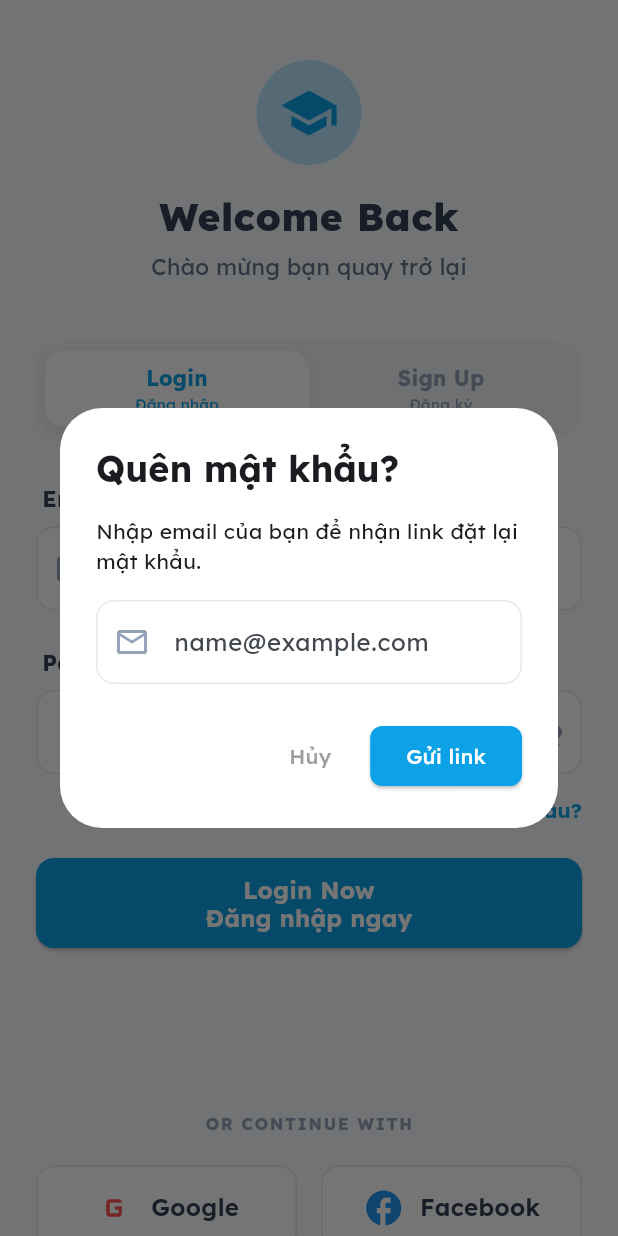
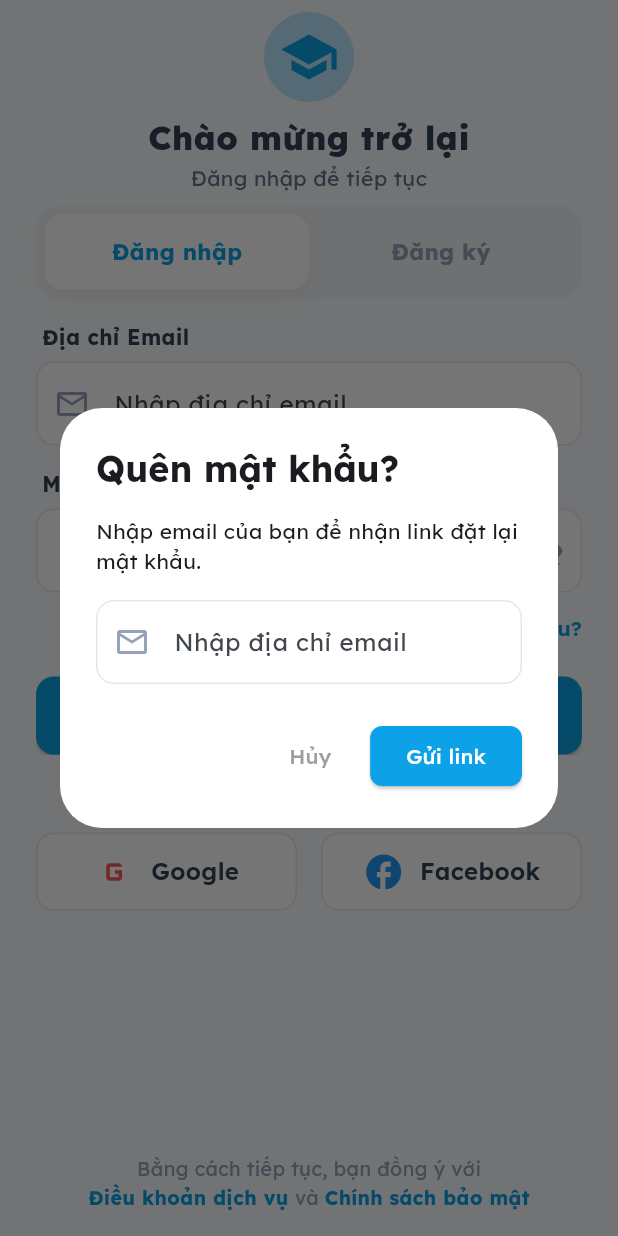
Before and after one commit to minhnhat-1504/VitaminC_App, a Flutter app: the screen it shows after launch, after a tap on "Quên mật khẩu?", on a phone screen of 412 x 824 dp. Run offline on Flutter 3.47's test engine with Material 3 defaults, Android fonts, the phone set to English and light mode, and no system bars; our stand-ins replace cloud_firestore, connectivity_plus, equatable, file_picker, firebase_auth, firebase_core and 22 more; missing offline and left inert: excel, flutter_facebook_auth, google_mlkit_text_recognition; accounts and stored records are empty.

Commit message:
ui: đồng nhất tiếng Việt và tối ưu bố cục màn hình đăng nhập, đăng ký

```diff
--- a/lib/features/auth/presentation/screens/login_screen.dart
+++ b/lib/features/auth/presentation/screens/login_screen.dart
@@ -2,7 +2,6 @@ import 'package:flutter/material.dart';
 import 'package:flutter_riverpod/flutter_riverpod.dart';
 import 'package:go_router/go_router.dart';
 import '../../../../core/constants/app_colors.dart';
-import '../../../../core/shared_widgets/custom_label.dart';
 import '../../../../core/shared_widgets/custom_text_field.dart';
 import '../providers/auth_provider.dart';
 import '../widgets/auth_tab_switcher.dart';
@@ -113,7 +112,7 @@ class _LoginScreenState extends ConsumerState<LoginScreen> {
                   const SizedBox(height: 16),
                   CustomTextField(
                     controller: resetEmailController,
-                    hintText: 'name@example.com',
+                    hintText: 'Nhập địa chỉ email',
                     prefixIcon: Icons.email_outlined,
                     keyboardType: TextInputType.emailAddress,
                   ),
@@ -181,8 +180,10 @@ class _LoginScreenState extends ConsumerState<LoginScreen> {
             ? const Center(
                 child: CircularProgressIndicator(color: AppColors.primary),
               )
-            : SingleChildScrollView(
+            : CustomScrollView(
                 physics: const ClampingScrollPhysics(),
+                slivers: [
+                  SliverToBoxAdapter(
                     child: Column(
                       children: [
                         _buildHeader(),
@@ -195,59 +196,47 @@ class _LoginScreenState extends ConsumerState<LoginScreen> {
                                 onTabChanged: () =>
                                     setState(() => isLogin = !isLogin),
                               ),
-                          const SizedBox(height: 32),
-
-                          Stack(
+                              const SizedBox(height: 16),
+                              AnimatedCrossFade(
+                                duration: const Duration(milliseconds: 300),
+                                crossFadeState: isLogin
+                                    ? CrossFadeState.showFirst
+                                    : CrossFadeState.showSecond,
                                 alignment: Alignment.topCenter,
-                            children: [
-                              // Giữ khung layout ổn định
-                              Opacity(
-                                opacity: 0,
-                                child: IgnorePointer(child: _buildLoginForm()),
-                              ),
-
-                              // FORM LOGIN
-                              AnimatedOpacity(
-                                duration: const Duration(milliseconds: 250),
-                                opacity: isLogin ? 1.0 : 0.0,
-                                child: IgnorePointer(
-                                  ignoring: !isLogin,
-                                  child: _buildLoginForm(),
-                                ),
-                              ),
-
-                              // FORM REGISTER
-                              // FORM REGISTER
-                              AnimatedOpacity(
-                                duration: const Duration(milliseconds: 250),
-                                opacity: isLogin ? 0.0 : 1.0,
-                                child: IgnorePointer(
-                                  ignoring: isLogin,
-                                  child: RegisterForm(
-                                    nameController:
-                                        _nameController, // <--- THÊM DÒNG NÀY
+                                firstChild: _buildLoginForm(),
+                                secondChild: RegisterForm(
+                                  nameController: _nameController,
                                   emailController: _emailController,
                                   passwordController: _passwordController,
                                   submitButton: _buildSubmitButton(
-                                      "Sign Up Now\nĐăng ký ngay",
+                                    "Đăng ký",
                                     _handleEmailAuth,
-                                    ),
                                   ),
                                 ),
                               ),
                             ],
                           ),
-
-                          const SizedBox(height: 0),
-                          _buildSocialSection(),
-                          const SizedBox(height: 20),
-                          _buildFooter(),
-                          const SizedBox(height: 24),
+                        ),
                       ],
                     ),
                   ),
+                  SliverFillRemaining(
+                    hasScrollBody: false,
+                    child: Padding(
+                      padding: const EdgeInsets.symmetric(horizontal: 24),
+                      child: Column(
+                        children: [
+                          const SizedBox(height: 24),
+                          _buildSocialSection(),
+                          const Spacer(),
+                          const SizedBox(height: 16),
+                          _buildFooter(),
+                          const SizedBox(height: 16),
                         ],
                       ),
+                    ),
+                  ),
+                ],
               ),
       ),
     );
@@ -257,21 +246,18 @@ class _LoginScreenState extends ConsumerState<LoginScreen> {
     return Column(
       mainAxisSize: MainAxisSize.min,
       children: [
-        const CustomLabel(
-          english: 'Email Address',
-          vietnamese: 'Địa chỉ Email',
-        ),
+        _buildLabel('Địa chỉ Email'),
         CustomTextField(
           controller: _emailController,
-          hintText: 'name@example.com',
+          hintText: 'Nhập địa chỉ email',
           prefixIcon: Icons.email_outlined,
           keyboardType: TextInputType.emailAddress,
         ),
-        const SizedBox(height: 24),
-        const CustomLabel(english: 'Password', vietnamese: 'Mật khẩu'),
+        const SizedBox(height: 16),
+        _buildLabel('Mật khẩu'),
         CustomTextField(
           controller: _passwordController,
-          hintText: '••••••••',
+          hintText: 'Nhập mật khẩu',
           prefixIcon: Icons.lock_outline,
           isPassword: true,
         ),
@@ -295,7 +281,7 @@ class _LoginScreenState extends ConsumerState<LoginScreen> {
         ),
 
         const SizedBox(height: 8),
-        _buildSubmitButton("Login Now\nĐăng nhập ngay", _handleEmailAuth),
+        _buildSubmitButton("Đăng nhập", _handleEmailAuth),
       ],
     );
   }
@@ -304,7 +290,7 @@ class _LoginScreenState extends ConsumerState<LoginScreen> {
   Widget _buildSubmitButton(String text, VoidCallback onPressed) {
     return SizedBox(
       width: double.infinity,
-      height: 60,
+      height: 52,
       child: ElevatedButton(
         onPressed: onPressed,
         style: ElevatedButton.styleFrom(
@@ -330,11 +316,11 @@ class _LoginScreenState extends ConsumerState<LoginScreen> {
   Widget _buildHeader() {
     return Container(
       width: double.infinity,
-      padding: const EdgeInsets.symmetric(vertical: 40),
+      padding: const EdgeInsets.symmetric(vertical: 8),
       child: Column(
         children: [
           CircleAvatar(
-            radius: 35,
+            radius: 30,
             backgroundColor: const Color(0xFFBAE6FD),
             child: Icon(
               isLogin ? Icons.school : Icons.person_add_alt_1_rounded,
@@ -342,21 +328,21 @@ class _LoginScreenState extends ConsumerState<LoginScreen> {
               color: AppColors.primary,
             ),
           ),
-          const SizedBox(height: 16),
+          const SizedBox(height: 8),
           Text(
-            isLogin ? 'Welcome Back' : 'Create Account',
+            isLogin ? 'Chào mừng trở lại' : 'Tạo tài khoản',
             style: const TextStyle(
-              fontSize: 26,
+              fontSize: 22,
               fontWeight: FontWeight.w800,
               color: AppColors.textLight,
             ),
           ),
-          const SizedBox(height: 4),
+          const SizedBox(height: 2),
           Text(
             isLogin
-                ? 'Chào mừng bạn quay trở lại'
+                ? 'Đăng nhập để tiếp tục'
                 : 'Bắt đầu hành trình của bạn',
-            style: const TextStyle(color: Color(0xFF64748B), fontSize: 15),
+            style: const TextStyle(color: Color(0xFF64748B), fontSize: 14),
           ),
         ],
       ),
@@ -367,7 +353,7 @@ class _LoginScreenState extends ConsumerState<LoginScreen> {
     return Column(
       children: [
         const Text(
-          "OR CONTINUE WITH",
+          "HOẶC TIẾP TỤC VỚI",
           style: TextStyle(
             fontSize: 11,
             color: Color(0xFF94A3B8),
@@ -375,7 +361,7 @@ class _LoginScreenState extends ConsumerState<LoginScreen> {
             fontWeight: FontWeight.bold,
           ),
         ),
-        const SizedBox(height: 20),
+        const SizedBox(height: 12),
         Row(
           children: [
             _buildSocialBtn("Google", Icons.g_mobiledata, () async {
@@ -405,7 +391,7 @@ class _LoginScreenState extends ConsumerState<LoginScreen> {
         onTap: onTap,
         borderRadius: BorderRadius.circular(12),
         child: Container(
-          height: 56,
+          height: 52,
           decoration: BoxDecoration(
             color: Colors.white,
             borderRadius: BorderRadius.circular(12),
@@ -439,14 +425,14 @@ class _LoginScreenState extends ConsumerState<LoginScreen> {
     return Column(
       children: [
         const Text(
-          "By continuing, you agree to English Master's",
+          "Bằng cách tiếp tục, bạn đồng ý với",
           style: TextStyle(color: Color(0xFF94A3B8), fontSize: 13),
         ),
         const Row(
           mainAxisAlignment: MainAxisAlignment.center,
           children: [
             Text(
-              "Terms of Service",
+              "Điều khoản dịch vụ",
               style: TextStyle(
                 color: AppColors.primary,
                 fontSize: 13,
@@ -454,11 +440,11 @@ class _LoginScreenState extends ConsumerState<LoginScreen> {
               ),
             ),
             Text(
-              " & ",
+              " và ",
               style: TextStyle(color: Color(0xFF94A3B8), fontSize: 13),
             ),
             Text(
-              "Privacy Policy",
+              "Chính sách bảo mật",
               style: TextStyle(
                 color: AppColors.primary,
                 fontSize: 13,
@@ -467,17 +453,23 @@ class _LoginScreenState extends ConsumerState<LoginScreen> {
             ),
           ],
         ),
-        const SizedBox(height: 8),
-        const Text(
-          "Bằng cách tiếp tục, bạn đồng ý với Điều khoản dịch vụ\nvà Chính sách bảo mật",
-          textAlign: TextAlign.center,
-          style: TextStyle(
-            color: Color(0xFFCBD5E1),
-            fontSize: 11,
-            fontStyle: FontStyle.italic,
-          ),
-        ),
       ],
     );
   }
+  Widget _buildLabel(String text) {
+    return Padding(
+      padding: const EdgeInsets.only(bottom: 6, left: 4),
+      child: Align(
+        alignment: Alignment.centerLeft,
+        child: Text(
+          text,
+          style: const TextStyle(
+            fontWeight: FontWeight.bold,
+            color: AppColors.textLight,
+            fontSize: 14,
+          ),
+        ),
+      ),
+    );
   }
+}
--- a/lib/features/auth/presentation/screens/register_screen.dart
+++ b/lib/features/auth/presentation/screens/register_screen.dart
@@ -22,53 +22,34 @@ class RegisterForm extends StatelessWidget {
       mainAxisSize: MainAxisSize.min,
       children: [
         // 1. Thêm ô nhập Họ và Tên
-        _buildLabel("Full Name", "Họ và tên"),
+        _buildLabel("Họ và tên"),
         CustomTextField(
           controller: nameController,
-          hintText: 'Your full name',
+          hintText: 'Nhập họ và tên',
           prefixIcon: Icons.person_outline,
         ),
-        const SizedBox(height: 24),
+        const SizedBox(height: 16),
 
         // 2. Ô nhập Email
-        _buildLabel("Email Address", "Địa chỉ Email"),
+        _buildLabel("Địa chỉ Email"),
         CustomTextField(
           controller: emailController,
-          hintText: 'name@example.com',
+          hintText: 'Nhập địa chỉ email',
           prefixIcon: Icons.email_outlined,
           keyboardType: TextInputType.emailAddress,
         ),
-        const SizedBox(height: 24),
+        const SizedBox(height: 16),
 
         // 3. Ô nhập Mật khẩu
-        _buildLabel("Create Password", "Tạo mật khẩu"),
+        _buildLabel("Tạo mật khẩu"),
         CustomTextField(
           controller: passwordController,
-          hintText: '••••••••',
+          hintText: 'Nhập mật khẩu',
           prefixIcon: Icons.lock_outline,
           isPassword: true,
         ),
 
-        Align(
-          alignment: Alignment.centerRight,
-          child: TextButton(
-            onPressed: () {
-              // Bạn có thể thêm logic chuyển sang tab Login ở đây nếu cần
-            },
-            style: TextButton.styleFrom(
-              padding: EdgeInsets.zero,
-              minimumSize: const Size(0, 40),
-            ),
-            child: const Text(
-              'Đã có tài khoản?',
-              style: TextStyle(
-                color: AppColors.primary,
-                fontWeight: FontWeight.w600,
-              ),
-            ),
-          ),
-        ),
-        const SizedBox(height: 8),
+        const SizedBox(height: 24),
 
         // Nút bấm được truyền từ LoginScreen
         submitButton,
@@ -76,25 +57,19 @@ class RegisterForm extends StatelessWidget {
     );
   }
 
-  Widget _buildLabel(String en, String vi) {
+  Widget _buildLabel(String text) {
     return Padding(
-      padding: const EdgeInsets.only(bottom: 8, left: 4),
-      child: Row(
-        children: [
-          Text(
-            en,
-            style: const TextStyle(
-              fontWeight: FontWeight.bold,
-              color: AppColors.textLight,
-              fontSize: 15,
-            ),
+      padding: const EdgeInsets.only(bottom: 6, left: 4),
+      child: Align(
+        alignment: Alignment.centerLeft,
+        child: Text(
+          text,
+          style: const TextStyle(
+            fontWeight: FontWeight.bold,
+            color: AppColors.textLight,
+            fontSize: 14,
           ),
-          const SizedBox(width: 8),
-          Text(
-            "- $vi",
-            style: const TextStyle(color: Color(0xFF94A3B8), fontSize: 13),
-          ),
-        ],
+        ),
       ),
     );
   }
--- a/lib/features/auth/presentation/widgets/auth_tab_switcher.dart
+++ b/lib/features/auth/presentation/widgets/auth_tab_switcher.dart
@@ -48,13 +48,11 @@ class AuthTabSwitcher extends StatelessWidget {
           Row(
             children: [
               _buildTabButton(
-                "Login",
                 "Đăng nhập",
                 isLoginActive,
                 onTabChanged,
               ),
               _buildTabButton(
-                "Sign Up",
                 "Đăng ký",
                 !isLoginActive,
                 onTabChanged,
@@ -67,8 +65,7 @@ class AuthTabSwitcher extends StatelessWidget {
   }
 
   Widget _buildTabButton(
-    String en,
-    String vi,
+    String label,
     bool active,
     VoidCallback onTap,
   ) {
@@ -79,24 +76,13 @@ class AuthTabSwitcher extends StatelessWidget {
         child: Container(
           height: 50,
           alignment: Alignment.center,
-          child: Column(
-            mainAxisAlignment: MainAxisAlignment.center,
-            children: [
-              Text(
-                en,
-                style: TextStyle(
-                  fontWeight: FontWeight.bold,
-                  color: active ? AppColors.primary : const Color(0xFF94A3B8),
-                ),
-              ),
-              Text(
-                vi,
-                style: TextStyle(
-                  fontSize: 10,
-                  color: active ? AppColors.primary : const Color(0xFF94A3B8),
-                ),
-              ),
-            ],
+          child: Text(
+            label,
+            style: TextStyle(
+              fontSize: 15,
+              fontWeight: FontWeight.bold,
+              color: active ? AppColors.primary : const Color(0xFF94A3B8),
+            ),
           ),
         ),
       ),
```
Lines whose indentation alone changed are shown as unchanged.
